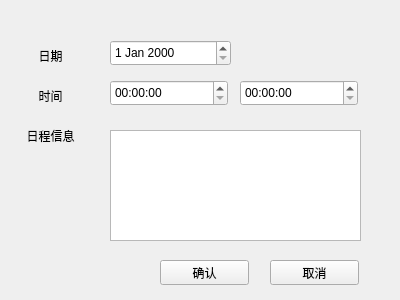
Old version of the form new_page.ui in the repository openeuler-mirror/summer2021-100.
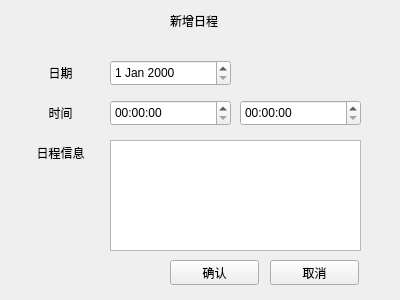
New version of the form.

The edit to the form file:
```diff
--- a/new_page.ui
+++ b/new_page.ui
@@ -13,13 +13,22 @@
   <property name="windowTitle">
    <string>Form</string>
   </property>
+  <widget class="QWidget" name="widget" native="true">
+   <property name="geometry">
+    <rect>
+     <x>0</x>
+     <y>0</y>
+     <width>400</width>
+     <height>300</height>
+    </rect>
+   </property>
   <widget class="QLabel" name="date_Label">
    <property name="geometry">
     <rect>
-     <x>20</x>
-     <y>40</y>
+      <x>30</x>
+      <y>60</y>
      <width>61</width>
-     <height>31</height>
+      <height>26</height>
     </rect>
    </property>
    <property name="text">
@@ -29,21 +38,11 @@
     <set>Qt::AlignCenter</set>
    </property>
   </widget>
-  <widget class="QTimeEdit" name="time_start_Edit">
-   <property name="geometry">
-    <rect>
-     <x>110</x>
-     <y>80</y>
-     <width>118</width>
-     <height>26</height>
-    </rect>
-   </property>
-  </widget>
   <widget class="QDateEdit" name="date_Edit">
    <property name="geometry">
     <rect>
      <x>110</x>
-     <y>40</y>
+      <y>60</y>
      <width>121</width>
      <height>26</height>
     </rect>
@@ -52,10 +51,10 @@
   <widget class="QLabel" name="time_Label">
    <property name="geometry">
     <rect>
-     <x>20</x>
-     <y>80</y>
+      <x>30</x>
+      <y>100</y>
      <width>61</width>
-     <height>31</height>
+      <height>26</height>
     </rect>
    </property>
    <property name="text">
@@ -65,11 +64,34 @@
     <set>Qt::AlignCenter</set>
    </property>
   </widget>
+   <widget class="QPushButton" name="yes_Button">
+    <property name="geometry">
+     <rect>
+      <x>170</x>
+      <y>260</y>
+      <width>89</width>
+      <height>25</height>
+     </rect>
+    </property>
+    <property name="text">
+     <string>确认</string>
+    </property>
+   </widget>
+   <widget class="QTimeEdit" name="time_end_Edit">
+    <property name="geometry">
+     <rect>
+      <x>240</x>
+      <y>100</y>
+      <width>121</width>
+      <height>26</height>
+     </rect>
+    </property>
+   </widget>
   <widget class="QTextEdit" name="text_Edit">
    <property name="geometry">
     <rect>
      <x>110</x>
-     <y>130</y>
+      <y>140</y>
      <width>251</width>
      <height>111</height>
     </rect>
@@ -78,10 +100,10 @@
   <widget class="QLabel" name="text_Label">
    <property name="geometry">
     <rect>
-     <x>20</x>
-     <y>120</y>
+      <x>30</x>
+      <y>140</y>
      <width>61</width>
-     <height>31</height>
+      <height>26</height>
     </rect>
    </property>
    <property name="text">
@@ -91,16 +113,6 @@
     <set>Qt::AlignCenter</set>
    </property>
   </widget>
-  <widget class="QTimeEdit" name="time_end_Edit">
-   <property name="geometry">
-    <rect>
-     <x>240</x>
-     <y>80</y>
-     <width>118</width>
-     <height>26</height>
-    </rect>
-   </property>
-  </widget>
   <widget class="QPushButton" name="no_Button">
    <property name="geometry">
     <rect>
@@ -114,18 +126,29 @@
     <string>取消</string>
    </property>
   </widget>
-  <widget class="QPushButton" name="yes_Button">
+   <widget class="QTimeEdit" name="time_start_Edit">
    <property name="geometry">
     <rect>
-     <x>160</x>
-     <y>260</y>
-     <width>89</width>
-     <height>25</height>
+      <x>110</x>
+      <y>100</y>
+      <width>121</width>
+      <height>26</height>
+     </rect>
+    </property>
+   </widget>
+   <widget class="QLabel" name="title">
+    <property name="geometry">
+     <rect>
+      <x>170</x>
+      <y>10</y>
+      <width>67</width>
+      <height>21</height>
     </rect>
    </property>
    <property name="text">
-    <string>确认</string>
-   </property>
+     <string>新增日程</string>
+    </property>
+   </widget>
   </widget>
  </widget>
  <resources/>
```
Lines whose indentation alone changed are shown as unchanged.
